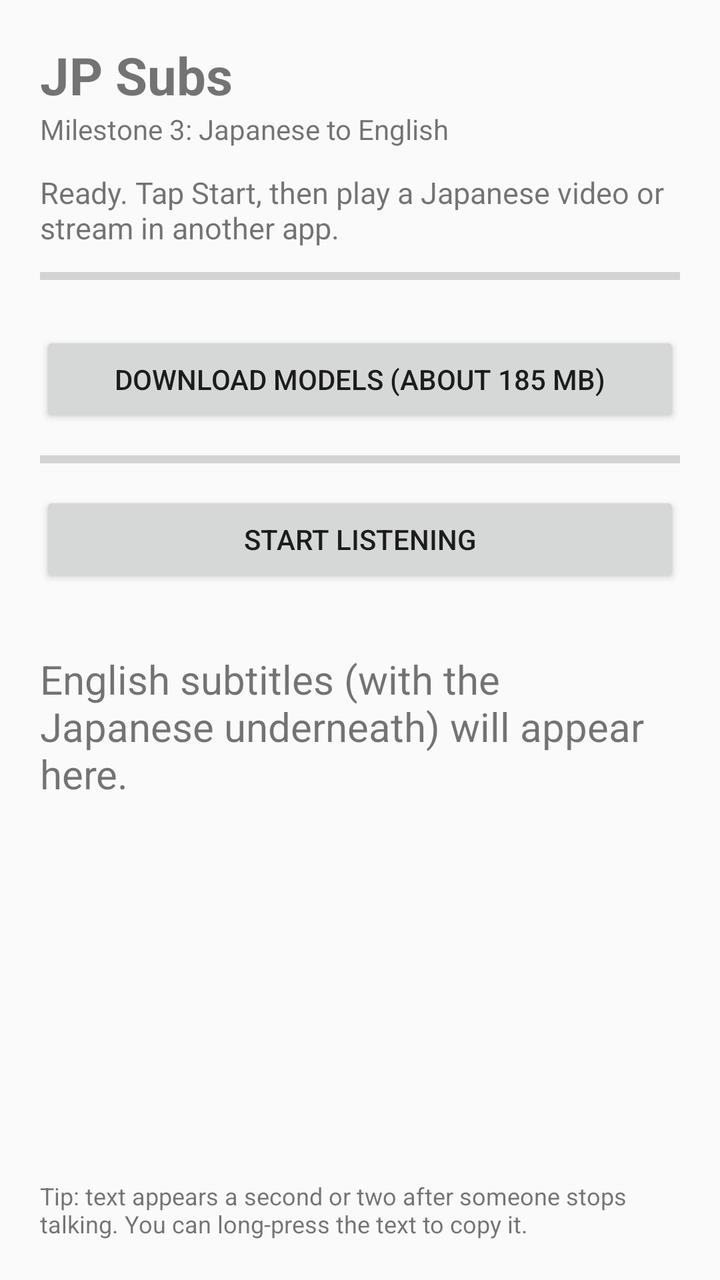
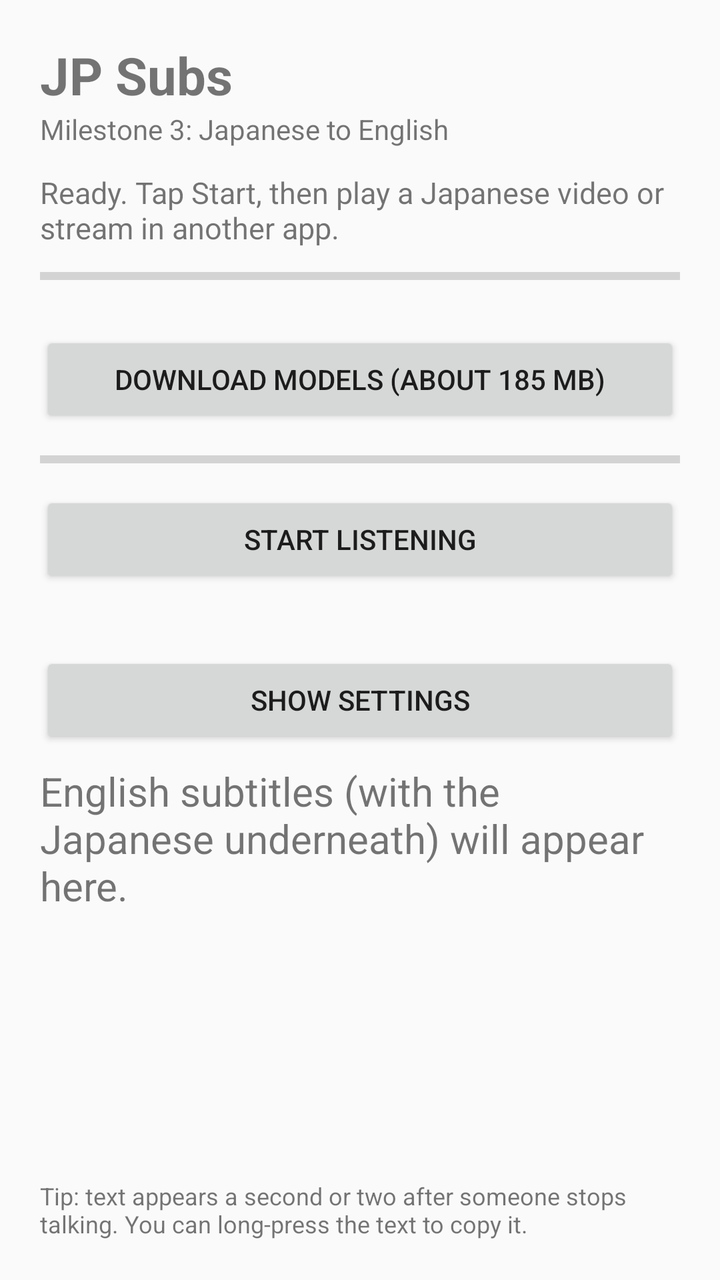

Before-and-after screenshots of an Android layout around one commit, followed by the original layout XML and the change that was made.
<!-- AndroidManifest.xml: application theme Theme.JpSubs -->
<!-- res/layout/activity_main.xml -->
<?xml version="1.0" encoding="utf-8"?>
<LinearLayout xmlns:android="http://schemas.android.com/apk/res/android"
    android:layout_width="match_parent"
    android:layout_height="match_parent"
    android:orientation="vertical"
    android:fitsSystemWindows="true">

    <LinearLayout
        android:layout_width="match_parent"
        android:layout_height="match_parent"
        android:orientation="vertical"
        android:padding="20dp">

        <TextView
            android:layout_width="wrap_content"
            android:layout_height="wrap_content"
            android:text="@string/app_name"
            android:textSize="26sp"
            android:textStyle="bold" />

        <TextView
            android:layout_width="wrap_content"
            android:layout_height="wrap_content"
            android:layout_marginBottom="12dp"
            android:text="@string/subtitle"
            android:textSize="14sp" />

        <TextView
            android:id="@+id/statusText"
            android:layout_width="match_parent"
            android:layout_height="wrap_content"
            android:layout_marginBottom="8dp"
            android:text="@string/status_idle"
            android:textSize="15sp" />

        
        <LinearLayout
            android:id="@+id/downloadPanel"
            android:layout_width="match_parent"
            android:layout_height="wrap_content"
            android:orientation="vertical"
            android:layout_marginBottom="8dp">

            <ProgressBar
                android:id="@+id/downloadBar"
                style="?android:attr/progressBarStyleHorizontal"
                android:layout_width="match_parent"
                android:layout_height="12dp"
                android:max="100"
                android:progress="0" />

            <TextView
                android:id="@+id/downloadText"
                android:layout_width="match_parent"
                android:layout_height="wrap_content"
                android:layout_marginTop="4dp"
                android:text=""
                android:textSize="13sp" />

            <Button
                android:id="@+id/downloadButton"
                android:layout_width="match_parent"
                android:layout_height="wrap_content"
                android:text="@string/btn_download" />
        </LinearLayout>

        
        <ProgressBar
            android:id="@+id/levelBar"
            style="?android:attr/progressBarStyleHorizontal"
            android:layout_width="match_parent"
            android:layout_height="16dp"
            android:layout_marginBottom="8dp"
            android:max="100"
            android:progress="0"
            android:progressTint="#2E7D32" />

        <Button
            android:id="@+id/toggleButton"
            android:layout_width="match_parent"
            android:layout_height="wrap_content"
            android:layout_marginBottom="8dp"
            android:text="@string/btn_start" />

        <TextView
            android:id="@+id/statsText"
            android:layout_width="match_parent"
            android:layout_height="wrap_content"
            android:layout_marginBottom="8dp"
            android:text=""
            android:textSize="12sp" />

        
        <ScrollView
            android:layout_width="match_parent"
            android:layout_height="0dp"
            android:layout_weight="1">

            <TextView
                android:id="@+id/transcriptText"
                android:layout_width="match_parent"
                android:layout_height="wrap_content"
                android:text="@string/transcript_empty"
                android:textIsSelectable="true"
                android:textSize="20sp" />
        </ScrollView>

        <TextView
            android:layout_width="match_parent"
            android:layout_height="wrap_content"
            android:layout_marginTop="8dp"
            android:text="@string/hint"
            android:textSize="12sp" />

    </LinearLayout>
</LinearLayout>
<!-- resources referenced by this layout -->
<resources>
  <string name="app_name">JP Subs</string>
  <string name="btn_download">Download models (about 185 MB)</string>
  <string name="btn_start">Start listening</string>
  <string name="hint">Tip: text appears a second or two after someone stops talking. You can long-press the text to copy it.</string>
  <string name="status_idle">Ready. Tap Start, then play a Japanese video or stream in another app.</string>
  <string name="subtitle">Milestone 3: Japanese to English</string>
  <string name="transcript_empty">English subtitles (with the Japanese underneath) will appear here.</string>
  <style name="Theme.JpSubs" parent="android:Theme.Material.Light.NoActionBar" />
</resources>

<!-- the commit's change to res/layout/activity_main.xml (unified diff, before → after) -->
@@ -90,19 +90,109 @@
             android:text=""
             android:textSize="12sp" />
 
+        <Button
+            android:id="@+id/settingsButton"
+            android:layout_width="match_parent"
+            android:layout_height="wrap_content"
+            android:layout_marginBottom="8dp"
+            android:text="@string/btn_show_settings" />
+
         
         <ScrollView
             android:layout_width="match_parent"
             android:layout_height="0dp"
             android:layout_weight="1">
 
-            <TextView
-                android:id="@+id/transcriptText"
+            <LinearLayout
                 android:layout_width="match_parent"
                 android:layout_height="wrap_content"
-                android:text="@string/transcript_empty"
-                android:textIsSelectable="true"
-                android:textSize="20sp" />
+                android:orientation="vertical">
+
+                
+                <LinearLayout
+                    android:id="@+id/settingsPanel"
+                    android:layout_width="match_parent"
+                    android:layout_height="wrap_content"
+                    android:layout_marginBottom="16dp"
+                    android:orientation="vertical"
+                    android:visibility="gone">
+
+                    <TextView
+                        android:id="@+id/labelThreshold"
+                        android:layout_width="match_parent"
+                        android:layout_height="wrap_content"
+                        android:textSize="14sp" />
+                    <SeekBar
+                        android:id="@+id/sliderThreshold"
+                        android:layout_width="match_parent"
+                        android:layout_height="wrap_content" />
+
+                    <TextView
+                        android:id="@+id/labelSilence"
+                        android:layout_width="match_parent"
+                        android:layout_height="wrap_content"
+                        android:layout_marginTop="8dp"
+                        android:textSize="14sp" />
+                    <SeekBar
+                        android:id="@+id/sliderSilence"
+                        android:layout_width="match_parent"
+                        android:layout_height="wrap_content" />
+
+                    <TextView
+                        android:id="@+id/labelMaxSpeech"
+                        android:layout_width="match_parent"
+                        android:layout_height="wrap_content"
+                        android:layout_marginTop="8dp"
+                        android:textSize="14sp" />
+                    <SeekBar
+                        android:id="@+id/sliderMaxSpeech"
+                        android:layout_width="match_parent"
+                        android:layout_height="wrap_content" />
+
+                    <TextView
+                        android:id="@+id/labelGain"
+                        android:layout_width="match_parent"
+                        android:layout_height="wrap_content"
+                        android:layout_marginTop="8dp"
+                        android:textSize="14sp" />
+                    <SeekBar
+                        android:id="@+id/sliderGain"
+                        android:layout_width="match_parent"
+                        android:layout_height="wrap_content" />
+
+                    <TextView
+                        android:id="@+id/labelMinChars"
+                        android:layout_width="match_parent"
+                        android:layout_height="wrap_content"
+                        android:layout_marginTop="8dp"
+                        android:textSize="14sp" />
+                    <SeekBar
+                        android:id="@+id/sliderMinChars"
+                        android:layout_width="match_parent"
+                        android:layout_height="wrap_content" />
+
+                    <CheckBox
+                        android:id="@+id/debugCheck"
+                        android:layout_width="match_parent"
+                        android:layout_height="wrap_content"
+                        android:layout_marginTop="8dp"
+                        android:text="@string/check_debug" />
+
+                    <Button
+                        android:id="@+id/resetButton"
+                        android:layout_width="match_parent"
+                        android:layout_height="wrap_content"
+                        android:text="@string/btn_reset" />
+                </LinearLayout>
+
+                <TextView
+                    android:id="@+id/transcriptText"
+                    android:layout_width="match_parent"
+                    android:layout_height="wrap_content"
+                    android:text="@string/transcript_empty"
+                    android:textIsSelectable="true"
+                    android:textSize="20sp" />
+            </LinearLayout>
         </ScrollView>
 
         <TextView
<!-- resource entries referenced after the edit -->
@@ -2,7 +2,10 @@
 <resources>
   <string name="app_name">JP Subs</string>
   <string name="btn_download">Download models (about 185 MB)</string>
+  <string name="btn_reset">Reset to defaults</string>
+  <string name="btn_show_settings">Show settings</string>
   <string name="btn_start">Start listening</string>
+  <string name="check_debug">Show debug info</string>
   <string name="hint">Tip: text appears a second or two after someone stops talking. You can long-press the text to copy it.</string>
   <string name="status_idle">Ready. Tap Start, then play a Japanese video or stream in another app.</string>
   <string name="subtitle">Milestone 3: Japanese to English</string>
